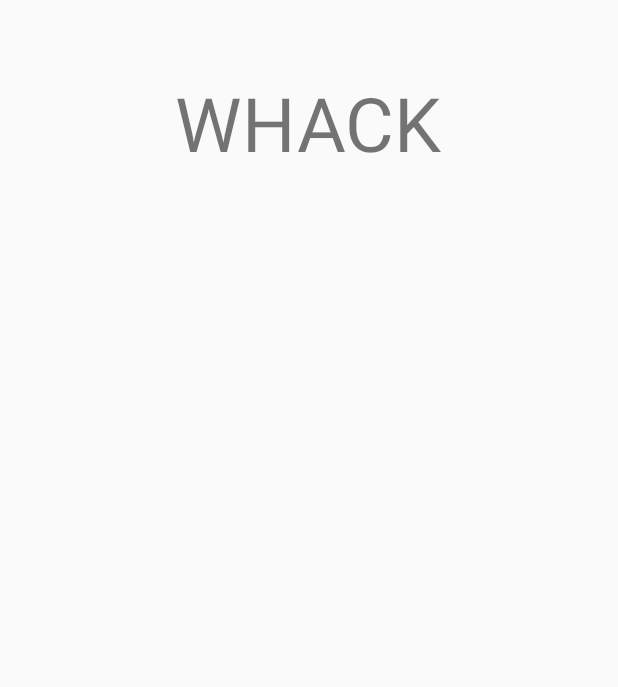
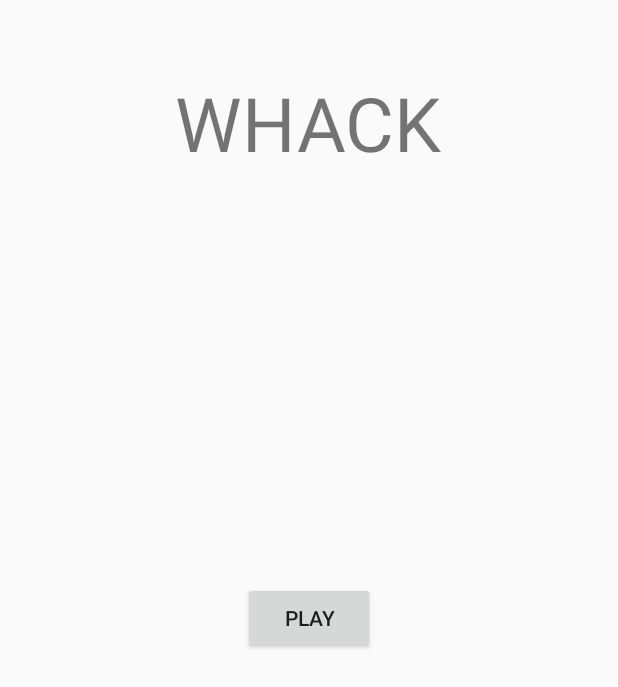
Before and after one commit to steviefitch/Whack, an Android app: the layout launcher.xml on its own in the app's theme, with its tools: preview values and no code run, on a phone screen of 412 x 824 dp. Shown: the top 687 px of the screen. Run offline under Robolectric (Android 15) with nearby library versions, the phone set to English and light mode, and no system bars.

Commit message:
added title screen and second screen

```diff
--- a/app/src/main/AndroidManifest.xml
+++ b/app/src/main/AndroidManifest.xml
@@ -15,6 +15,8 @@
                 <category android:name="android.intent.category.LAUNCHER" />
             </intent-filter>
         </activity>
+        <activity android:name=".game">
+        </activity>
     </application>
 
 </manifest>
--- a/app/src/main/res/layout/launcher.xml
+++ b/app/src/main/res/layout/launcher.xml
@@ -11,4 +11,12 @@
         android:layout_marginTop="48dp"
         android:layout_alignParentTop="true"
         android:layout_centerHorizontal="true" />
+
+    <Button
+        android:layout_width="wrap_content"
+        android:layout_height="wrap_content"
+        android:text="@string/playButton"
+        android:id="@+id/button"
+        android:layout_centerVertical="true"
+        android:layout_centerHorizontal="true" />
 </RelativeLayout>
--- a/app/src/main/res/values/strings.xml
+++ b/app/src/main/res/values/strings.xml
@@ -1,4 +1,5 @@
 <resources>
     <string name="app_name">Whack</string>
     <string name="title">WHACK</string>
+    <string name="playButton">Play</string>
 </resources>
```
Also changed, not shown: app/src/main/java/com/example/stevie/whack/MainActivity.java (+16 -1 lines), app/src/main/java/com/example/stevie/whack/game.java (added, +18 -0 lines).
